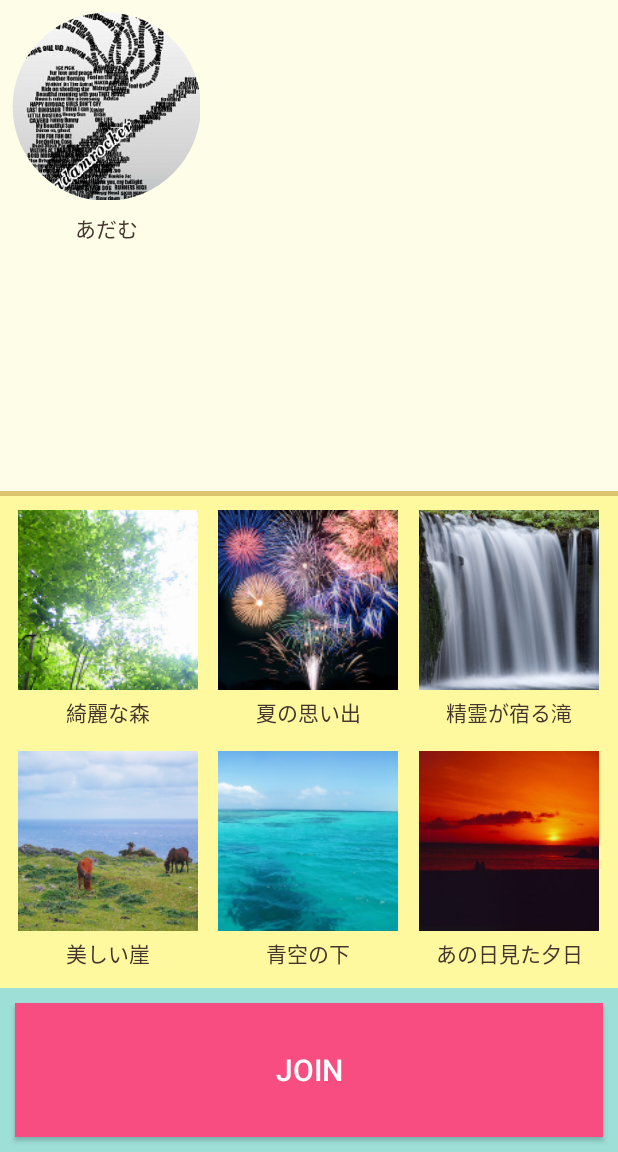
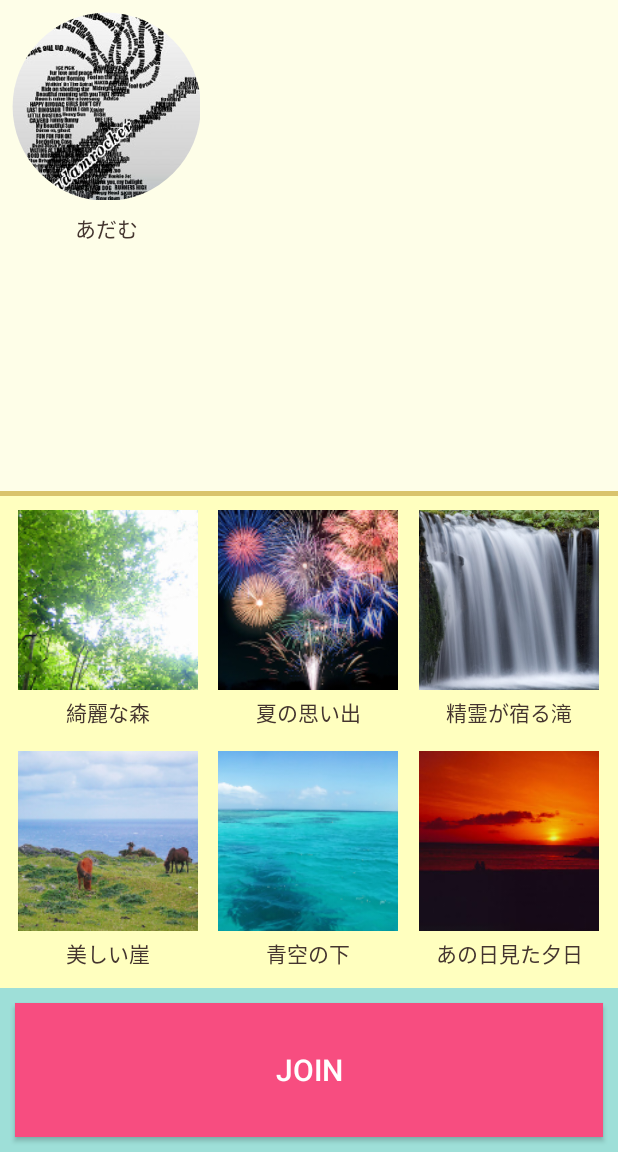
Before and after one commit to adamrocker/ishinomakihackathon2016, an Android app: the screen it shows after launch (MainActivity), on a phone screen of 412 x 824 dp, the part 84-1236 px from its top. Run offline under Robolectric (Android 15) with nearby library versions, the phone set to English and light mode, and no system bars; libraries missing offline, so code that uses them is left out: com.google.vr.sdk, com.squareup.okhttp, io.skyway, org.webrtc; plain views replace VrVideoView; 5 statements that could not run were skipped.

Commit message:
Changed background color.

```diff
--- a/android/app/src/main/res/values/colors.xml
+++ b/android/app/src/main/res/values/colors.xml
@@ -7,7 +7,7 @@
     <color name="thumb_title">#44352f</color>
     <color name="toolbar_title">#0f7d81</color>
     <color name="user_thumb_background">#fefee8</color>
-    <color name="movie_thumb_background">#fef99f</color>
+    <color name="movie_thumb_background">#ffffbf</color>
     <color name="login_button_background">#9edfd8</color>
     <color name="toolbar_background">#9edfd8</color>
 </resources>
```
